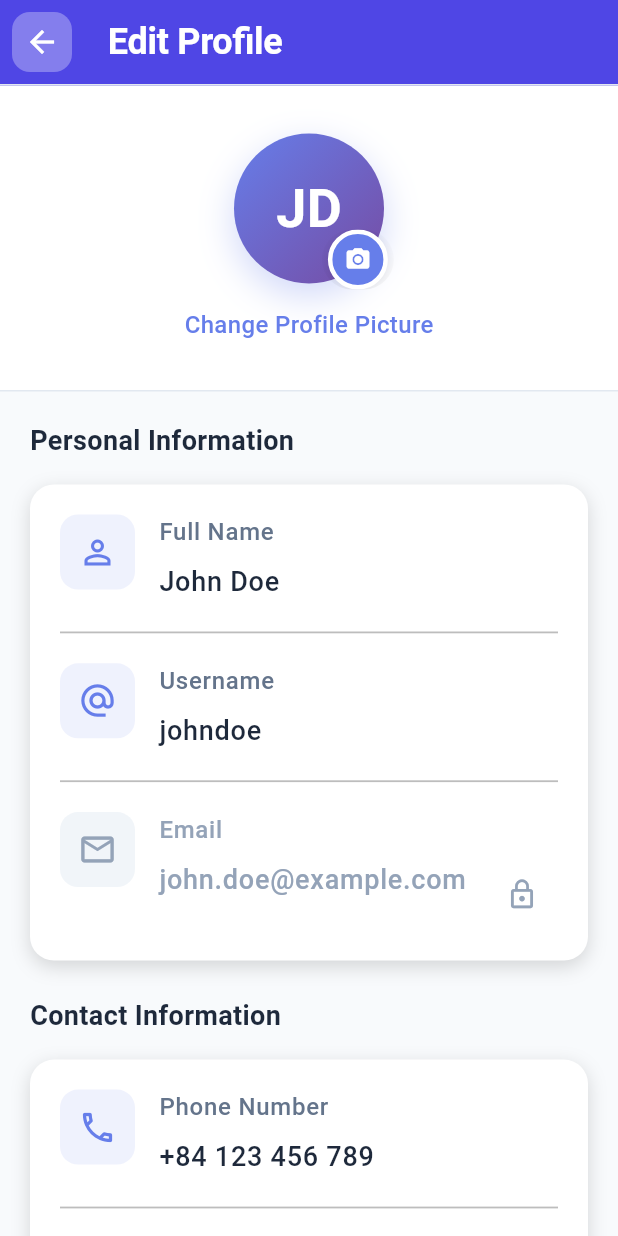
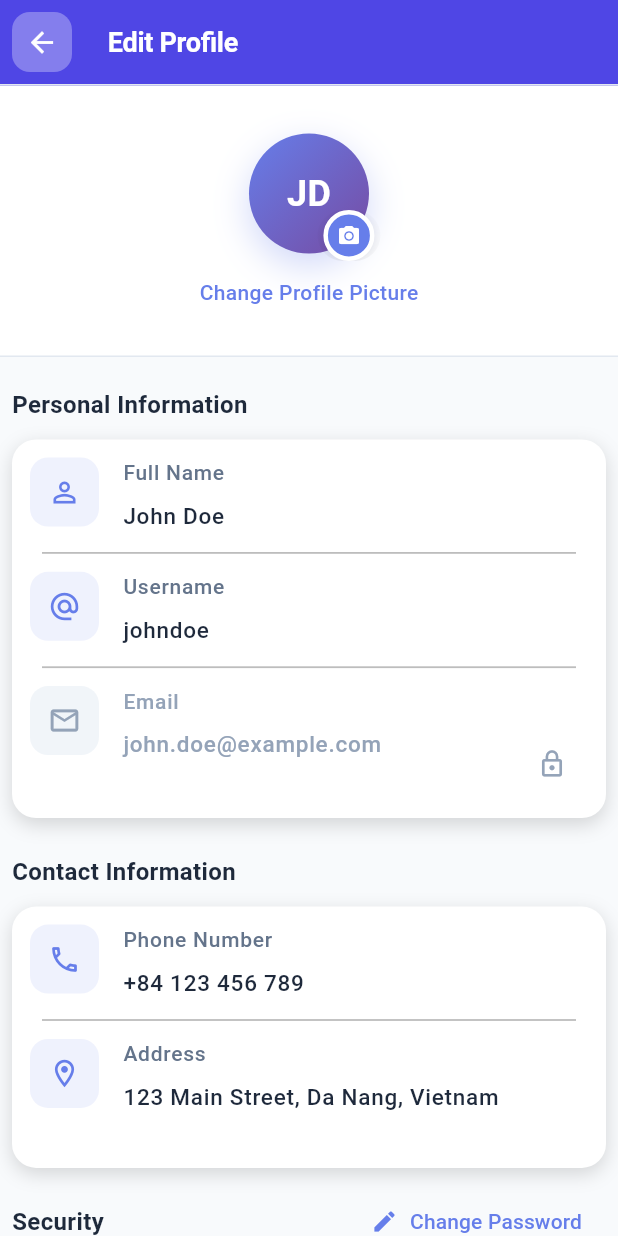
Before and after one commit to ngothanhtien/IMPENGLISH-APP-CLIENT, a Flutter app: the EditProfileScreen screen opened by its route, on a phone screen of 412 x 824 dp. Run offline on Flutter 3.47's test engine with Material 3 defaults, Android fonts, the phone set to English and light mode, and no system bars; our stand-ins replace audioplayers, circular_countdown_timer, convex_bottom_bar, fl_chart, flutter_dotenv, flutter_secure_storage and 9 more; missing offline and left inert: record; accounts and stored records are empty; network calls fail.

Commit message:
fix:fix ui profile

```diff
--- a/lib/component/textfield/CustomTextField.dart
+++ b/lib/component/textfield/CustomTextField.dart
@@ -52,11 +52,7 @@ class _CustomTextFieldState extends State<CustomTextField> {
             contentPadding: const EdgeInsets.all(20),
             hintText: widget.hintText,
             prefixIcon: widget.prefixIcon != null
-<<<<<<< Updated upstream
-                ? Icon(widget.prefixIcon, size: 25)
-=======
                 ? Icon(widget.prefixIcon, size: 20)
->>>>>>> Stashed changes
                 : null,
             // thêm suffixIcon nếu là password
             suffixIcon: widget.isPassword
--- a/lib/component/widgets/profile_card.dart
+++ b/lib/component/widgets/profile_card.dart
@@ -35,9 +35,9 @@ class ProfileCard extends StatelessWidget {
         borderRadius: BorderRadius.circular(20),
         boxShadow: [
           BoxShadow(
-            color: Colors.black.withOpacity(0.2),
-            blurRadius: 20,
-            offset: const Offset(0, 5),
+            color: Colors.black.withOpacity(0.15),
+            blurRadius: 10,
+            offset: const Offset(0, 4),
           ),
         ],
       ),
--- a/lib/presentation/screens/menu_screen/profile/profile_edit_screen.dart
+++ b/lib/presentation/screens/menu_screen/profile/profile_edit_screen.dart
@@ -109,12 +109,12 @@ class _EditProfileScreen extends State<EditProfileScreen> {
             shape: RoundedRectangleBorder(borderRadius: BorderRadius.circular(12),
           ),
         ),
-        icon: const Icon(Icons.arrow_back, size: 24, color: Colors.white,),
+        icon: const Icon(Icons.arrow_back, size: 22, color: Colors.white,),
       ),
       title: const Text(
         'Edit Profile',
         style: TextStyle(
-          fontSize: 24,
+          fontSize: 18,
           fontWeight: FontWeight.w700,
           color: Colors.white,
           letterSpacing: -0.2
@@ -137,24 +137,25 @@ class _EditProfileScreen extends State<EditProfileScreen> {
         children: [
           _buildProfileHeader(),
           Padding(
-            padding: const EdgeInsets.all(20),
+            padding: const EdgeInsets.all(8),
             child: Form(
               key: _formKey,
               child: Column(
                 crossAxisAlignment: CrossAxisAlignment.start,
                 children: [
+                  const SizedBox(height: 12),
                   _buildSectionTitle('Personal Information'),
-                  const SizedBox(height: 16),
+                  const SizedBox(height: 12),
                   _buildPersonalInfoSection(),
                   const SizedBox(height: 24),
                   _buildSectionTitle('Contact Information'),
-                  const SizedBox(height: 16),
+                  const SizedBox(height: 12),
                   _buildContactInfoSection(),
-                  const SizedBox(height: 24),
+                  const SizedBox(height: 12),
                   _buildPasswordSection(),
-                  const SizedBox(height: 32),
+                  const SizedBox(height: 12),
                   _buildSaveButton(),
-                  const SizedBox(height: 20),
+                  const SizedBox(height: 12),
                 ],
               ),
             ),
@@ -184,7 +185,7 @@ class _EditProfileScreen extends State<EditProfileScreen> {
                 // Handle image upload
               },
               child: Container(
-                padding: const EdgeInsets.all(8),
+                padding: const EdgeInsets.all(6),
                 decoration: BoxDecoration(
                   color: const Color(0xFF667EEA),
                   shape: BoxShape.circle,
@@ -200,13 +201,13 @@ class _EditProfileScreen extends State<EditProfileScreen> {
                 child: const Icon(
                   Icons.camera_alt,
                   color: Colors.white,
-                  size: 18,
+                  size: 16,
                 ),
               ),
             ),
             child: Container(
-              width: 100,
-              height: 100,
+              width: 80,
+              height: 80,
               decoration: BoxDecoration(
                 shape: BoxShape.circle,
                 gradient: const LinearGradient(
@@ -226,7 +227,7 @@ class _EditProfileScreen extends State<EditProfileScreen> {
                 child: Text(
                   'JD',
                   style: TextStyle(
-                    fontSize: 36,
+                    fontSize: 24,
                     fontWeight: FontWeight.w700,
                     color: Colors.white,
                   ),
@@ -238,7 +239,7 @@ class _EditProfileScreen extends State<EditProfileScreen> {
           const Text(
             'Change Profile Picture',
             style: TextStyle(
-              fontSize: 16,
+              fontSize: 14,
               fontWeight: FontWeight.w500,
               color: Color(0xFF667EEA),
             ),
@@ -252,8 +253,8 @@ class _EditProfileScreen extends State<EditProfileScreen> {
     return Text(
       title,
       style: const TextStyle(
-        fontSize: 18,
-        fontWeight: FontWeight.w600,
+        fontSize: 16,
+        fontWeight: FontWeight.w700,
         color: Color(0xFF1E293B),
       ),
     );
@@ -378,7 +379,7 @@ class _EditProfileScreen extends State<EditProfileScreen> {
               label: Text(
                 _isChangePassword ? 'Cancel' : 'Change Password',
                 style: const TextStyle(
-                  fontSize: 16,
+                  fontSize: 14,
                   fontWeight: FontWeight.w500,
                   color: Color(0xFF667EEA),
                 ),
@@ -386,7 +387,6 @@ class _EditProfileScreen extends State<EditProfileScreen> {
             ),
           ],
         ),
-        const SizedBox(height: 16),
         AnimatedSize(
           duration: const Duration(milliseconds: 300),
           curve: Curves.easeInOut,
@@ -471,7 +471,7 @@ class _EditProfileScreen extends State<EditProfileScreen> {
             ),
           )
               : Container(
-            padding: const EdgeInsets.all(20),
+            padding: const EdgeInsets.all(12),
             decoration: BoxDecoration(
               color: Colors.white,
               borderRadius: BorderRadius.circular(16),
@@ -506,7 +506,7 @@ class _EditProfileScreen extends State<EditProfileScreen> {
                         'Password is secure',
                         style: TextStyle(
                           fontSize: 16,
-                          fontWeight: FontWeight.w600,
+                          fontWeight: FontWeight.w700,
                           color: Color(0xFF1E293B),
                         ),
                       ),
@@ -532,7 +532,7 @@ class _EditProfileScreen extends State<EditProfileScreen> {
   Widget _buildSaveButton() {
     return SizedBox(
       width: double.infinity,
-      height: 56,
+      height: 55,
       child: ElevatedButton(
         onPressed: _isLoading ? null : _saveProfile,
         style: ElevatedButton.styleFrom(
@@ -547,12 +547,12 @@ class _EditProfileScreen extends State<EditProfileScreen> {
         child: const Row(
           mainAxisAlignment: MainAxisAlignment.center,
           children: [
-            Icon(Icons.save_outlined, size: 24),
+            Icon(Icons.save_outlined, size: 22),
             SizedBox(width: 12),
             Text(
               'Save Changes',
               style: TextStyle(
-                fontSize: 18,
+                fontSize: 16,
                 fontWeight: FontWeight.w600,
               ),
             ),
@@ -625,7 +625,7 @@ class CustomTextField extends StatelessWidget {
   @override
   Widget build(BuildContext context) {
     return Padding(
-      padding: const EdgeInsets.all(20),
+      padding: const EdgeInsets.all(12),
       child: Row(
         crossAxisAlignment: CrossAxisAlignment.start,
         children: [
@@ -640,7 +640,7 @@ class CustomTextField extends StatelessWidget {
             child: Icon(
               icon,
               color: enabled ? const Color(0xFF667EEA) : const Color(0xFF94A3B8),
-              size: 26,
+              size: 22,
             ),
           ),
           const SizedBox(width: 16),
@@ -651,7 +651,7 @@ class CustomTextField extends StatelessWidget {
                 Text(
                   label,
                   style: TextStyle(
-                    fontSize: 16,
+                    fontSize: 14,
                     fontWeight: FontWeight.w500,
                     color: enabled ? const Color(0xFF64748B) : const Color(0xFF94A3B8),
                     letterSpacing: 0.5
@@ -666,7 +666,7 @@ class CustomTextField extends StatelessWidget {
                   keyboardType: keyboardType,
                   maxLines: maxLines,
                   style: TextStyle(
-                    fontSize: 18,
+                    fontSize: 15,
                     fontWeight: FontWeight.w500,
                     color: enabled ? const Color(0xFF1E293B) : const Color(0xFF94A3B8),
                   ),
@@ -676,7 +676,7 @@ class CustomTextField extends StatelessWidget {
                     border: InputBorder.none,
                     hintText: 'Enter $label',
                     hintStyle: const TextStyle(
-                      fontSize: 16,
+                      fontSize: 15,
                       color: Color(0xFFB7BFC8),
                     ),
                     suffixIcon: suffixIcon != null
@@ -684,7 +684,7 @@ class CustomTextField extends StatelessWidget {
                       icon: Icon(
                         suffixIcon,
                         color: const Color(0xFF94A3B8),
-                        size: 22,
+                        size: 20,
                       ),
                       onPressed: enabled ? onSuffixIconTap : null,
                     ) : null,
```
Also changed, not shown: lib/component/widgets/action_card.dart (+7 -6 lines), lib/presentation/screens/menu_screen/profile/profile_achievement.dart (+12 -12 lines), lib/presentation/screens/menu_screen/profile/profile_screen.dart (+32 -25 lines).
